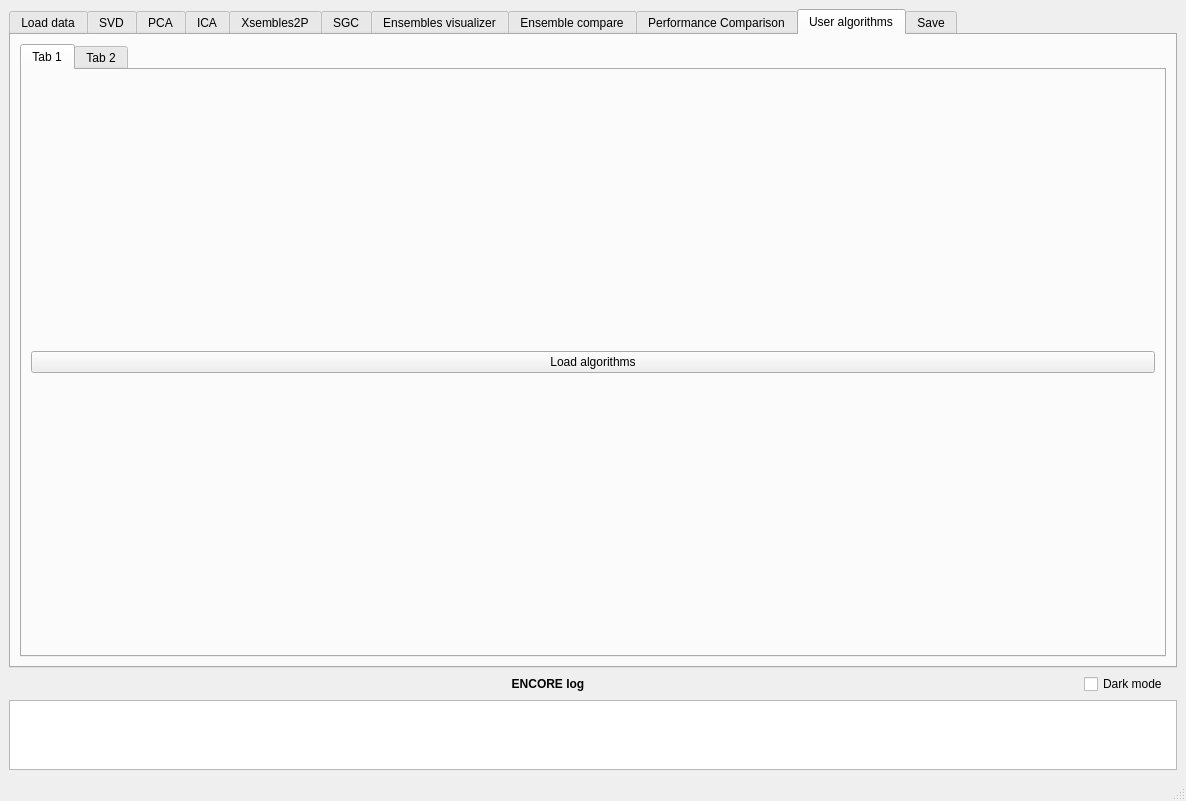
The window that gui/MainWindow.ui (rivelco/ENCORE) describes before a commit, drawn with Qt 5.
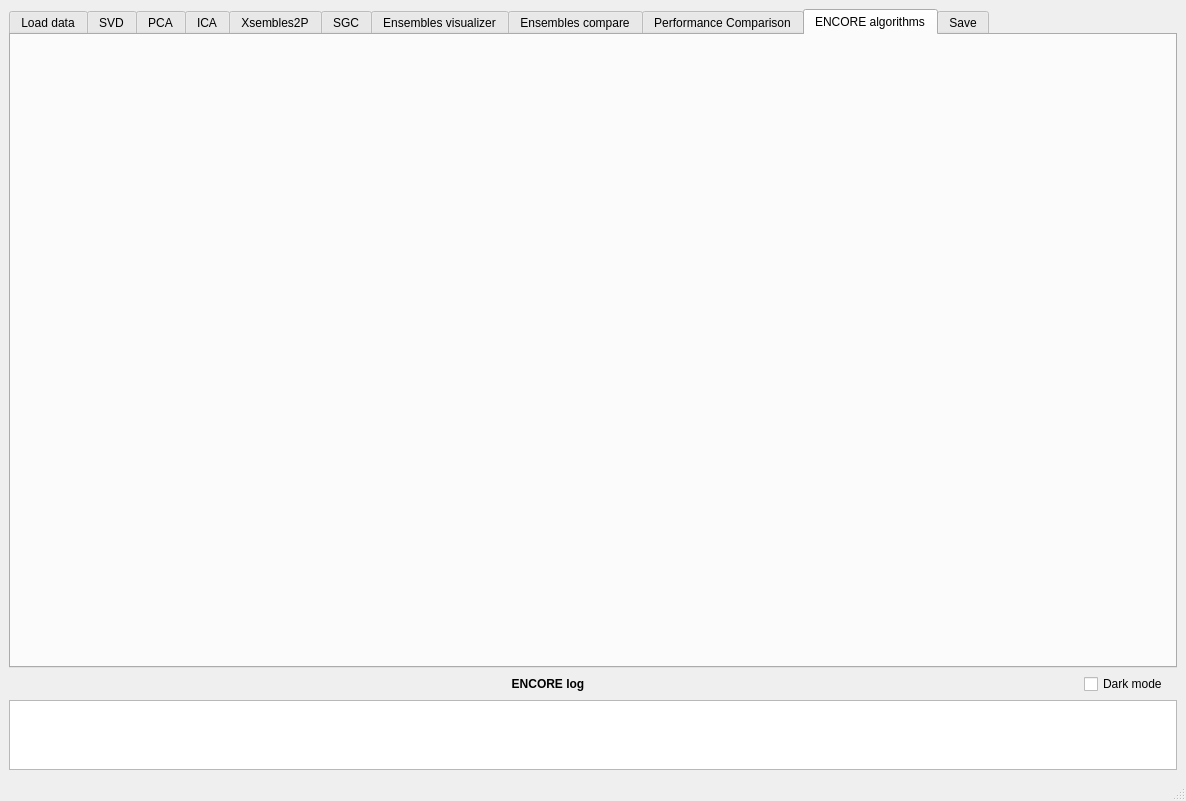
The same window after the commit. The open tabs and pages were chosen to show the change. Custom widgets are drawn as their Qt base class.

Patch:
```diff
--- a/gui/MainWindow.ui
+++ b/gui/MainWindow.ui
@@ -3729,7 +3729,7 @@
       </widget>
       <widget class="QWidget" name="tab_46">
        <attribute name="title">
-        <string>Ensemble compare</string>
+        <string>Ensembles compare</string>
        </attribute>
        <layout class="QHBoxLayout" name="horizontalLayout_21">
         <item>
@@ -5309,36 +5309,8 @@
       </widget>
       <widget class="QWidget" name="tab_54">
        <attribute name="title">
-        <string>User algorithms</string>
+        <string>ENCORE algorithms</string>
        </attribute>
-       <layout class="QVBoxLayout" name="verticalLayout_65">
-        <item>
-         <widget class="QTabWidget" name="user_algorithms_tabs">
-          <property name="currentIndex">
-           <number>0</number>
-          </property>
-          <widget class="QWidget" name="tab_55">
-           <attribute name="title">
-            <string>Tab 1</string>
-           </attribute>
-           <layout class="QGridLayout" name="gridLayout_3">
-            <item row="0" column="0">
-             <widget class="QPushButton" name="load_user_algorithms">
-              <property name="text">
-               <string>Load algorithms</string>
-              </property>
-             </widget>
-            </item>
-           </layout>
-          </widget>
-          <widget class="QWidget" name="tab_56">
-           <attribute name="title">
-            <string>Tab 2</string>
-           </attribute>
-          </widget>
-         </widget>
-        </item>
-       </layout>
       </widget>
       <widget class="QWidget" name="tab_2">
        <attribute name="title">
```
Left out of the diff: 31 changed lines with no effect on the pictures.
